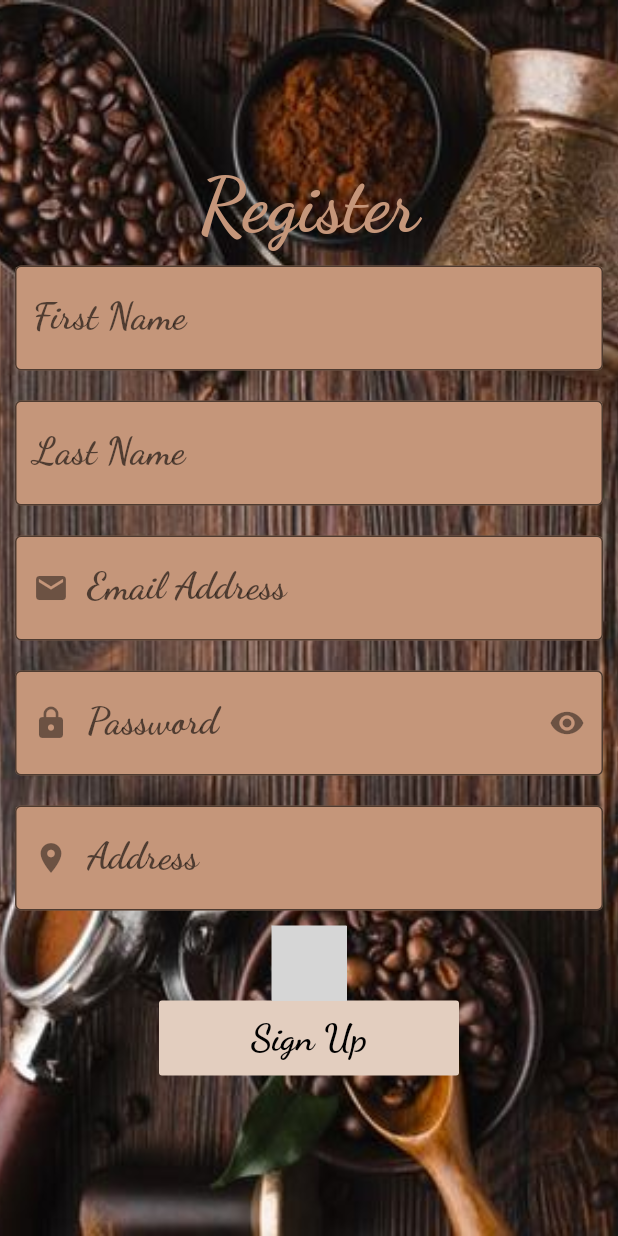
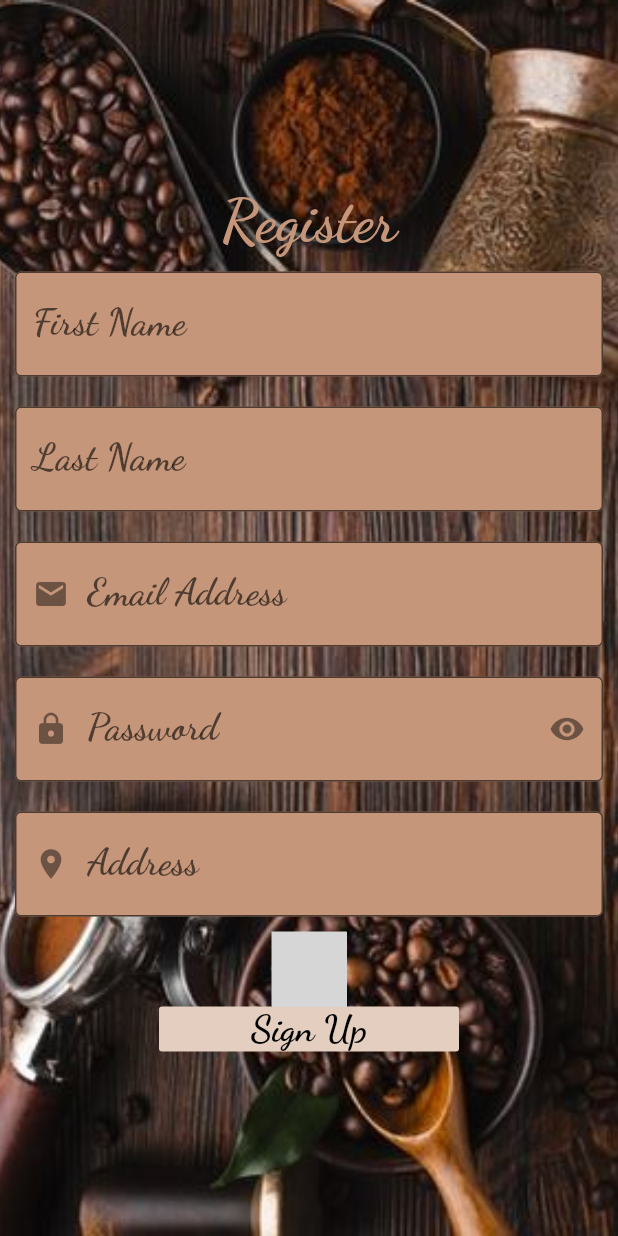
Before and after one commit to mariammahmoud18/CoffeeShop, a Flutter app: the RegistrationScreen screen opened by its route, after a tap on "Sign Up", on a phone screen of 412 x 824 dp. Run offline on Flutter 3.47's test engine with Material 2 defaults, Android fonts, the phone set to English and light mode, and no system bars; our stand-ins replace animated_splash_screen, google_fonts; missing offline and left inert: gender_picker; grey boxes are pictures that could not be loaded.

Commit message:
reg screen

```diff
--- a/lib/Properities/Classes.dart
+++ b/lib/Properities/Classes.dart
@@ -55,14 +55,11 @@ class Mybutton extends StatelessWidget {
               ),
               backgroundColor: nodeColor,
             );
-           if ( ValidateLogIn()){
+           if ( ValidateLogIn() || ValidateRegister()){
             ScaffoldMessenger.of(context).showSnackBar(snack);
             Navigator.pushNamed(context, HomeScreen.routeName);
             }
-           if ( ValidateRegister()){
-            ScaffoldMessenger.of(context).showSnackBar(snack);
-            Navigator.pushNamed(context, HomeScreen.routeName);
-            }
+
 
           }),
     );
@@ -72,7 +69,7 @@ class Mybutton extends StatelessWidget {
 
 ValidateLogIn()
 {
-if(emailController.text.isNotEmpty & passwordController.text.isNotEmpty )
+if(emailController.text.isNotEmpty && passwordController.text.isNotEmpty )
 
   {return true;}
 
@@ -80,7 +77,7 @@ if(emailController.text.isNotEmpty & passwordController.text.isNotEmpty )
 
 ValidateRegister()
 {
-if(passwordController2.text.isNotEmpty & passwordController2.text.isNotEmpty & addresstController.text.isNotEmpty )
+if(regpasswordController.text.isNotEmpty && regpasswordController.text.isNotEmpty && addresstController.text.isNotEmpty && firstnameController.text.isNotEmpty && lastnameController.text.isNotEmpty )
   {return true;}
 }
 
--- a/lib/Screens/DetailsScreen.dart
+++ b/lib/Screens/DetailsScreen.dart
@@ -1,5 +1,4 @@
 
-import 'dart:js';
 
 import 'package:coffee_shop/Properities/Building%20functions.dart';
 import 'package:coffee_shop/Properities/Classes.dart';
--- a/lib/Screens/RegistrationScreen.dart
+++ b/lib/Screens/RegistrationScreen.dart
@@ -7,9 +7,11 @@ import 'package:gender_picker/source/gender_picker.dart';
 import 'package:coffee_shop/Properities/Classes.dart';
 
 
-final TextEditingController emailController2 = new TextEditingController();
-final TextEditingController passwordController2 = new TextEditingController();
+final TextEditingController regemailController = new TextEditingController();
+final TextEditingController regpasswordController = new TextEditingController();
 final TextEditingController addresstController = new TextEditingController();
+final TextEditingController firstnameController = new TextEditingController();
+final TextEditingController lastnameController = new TextEditingController();
 
 
 
@@ -32,20 +34,19 @@ class RegistrationScreen extends StatelessWidget {
                       BuildingAtext(
                         txt: "Register",
                         color: nodeColor,
-                        fontSize: 50,
+                        fontSize: 40,
                       ),
                       Container(
                         padding: EdgeInsets.all(10.0),
                         decoration: BoxDecoration(
                             borderRadius: BorderRadius.circular(50)),
                         child: TextFormField(
-                          controller: passwordController2,
+                          controller: firstnameController,
                           style: GoogleFonts.dancingScript(
                               textStyle: TextStyle(color: Colors.black),
                               fontSize: 25,
                               fontWeight: FontWeight.bold),
                           textAlign: TextAlign.start,
-                          obscureText: true,
                           decoration: InputDecoration(
                             filled: true,
                             fillColor: nodeColor,
@@ -60,13 +61,12 @@ class RegistrationScreen extends StatelessWidget {
                         decoration: BoxDecoration(
                             borderRadius: BorderRadius.circular(50)),
                         child: TextFormField(
-                          controller: passwordController2,
+                          controller: lastnameController,
                           style: GoogleFonts.dancingScript(
                               textStyle: TextStyle(color: Colors.black),
                               fontSize: 25,
                               fontWeight: FontWeight.bold),
                           textAlign: TextAlign.start,
-                          obscureText: true,
                           decoration: InputDecoration(
                             filled: true,
                             fillColor: nodeColor,
@@ -83,7 +83,7 @@ class RegistrationScreen extends StatelessWidget {
                             borderRadius: BorderRadius.circular(100)),
 
                         child: TextFormField(
-                          controller: emailController2,
+                          controller: regemailController,
                            autovalidateMode: AutovalidateMode.onUserInteraction,
                             validator: (emailController) => emailController!.isValidEmail() ? null : "Check your email",
 
@@ -107,7 +107,7 @@ class RegistrationScreen extends StatelessWidget {
                         decoration: BoxDecoration(
                             borderRadius: BorderRadius.circular(50)),
                         child: TextFormField(
-                          controller: passwordController2,
+                          controller: regpasswordController,
                           style: GoogleFonts.dancingScript(
                               textStyle: TextStyle(color: Colors.black),
                               fontSize: 25,
@@ -166,7 +166,7 @@ class RegistrationScreen extends StatelessWidget {
                             )
                           ),
                           Container(
-                          height: 50,
+                          height: 30,
                           padding: EdgeInsets.fromLTRB(10, 0, 10, 0),
                           child: Mybutton(txt:"Sign Up", snackTXT: "Signed Up Successfully",),),
                     ]))));
```
